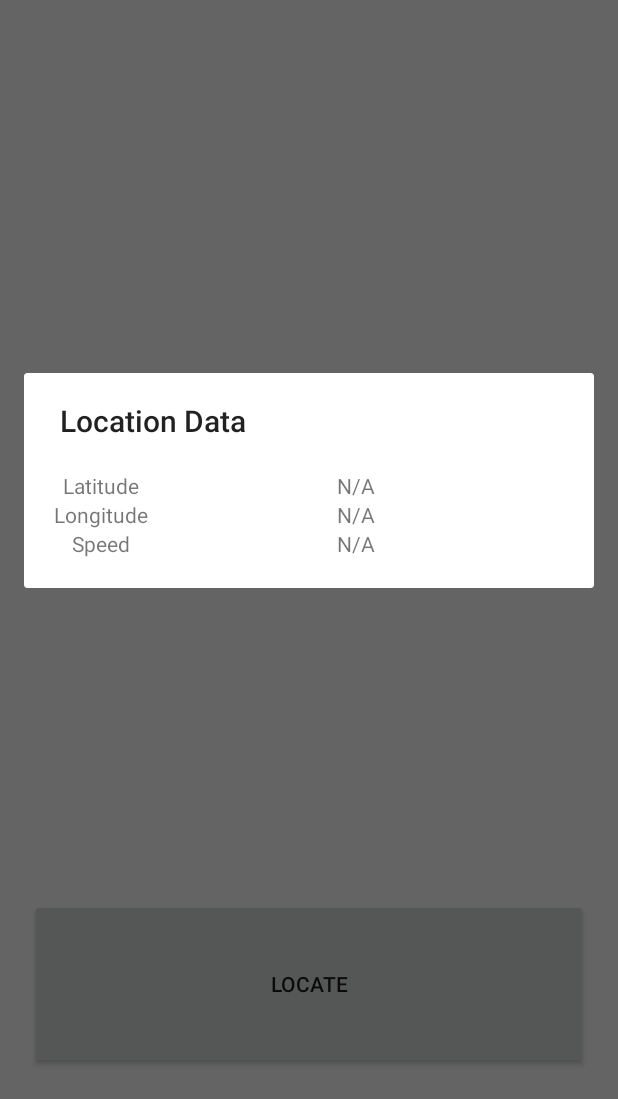
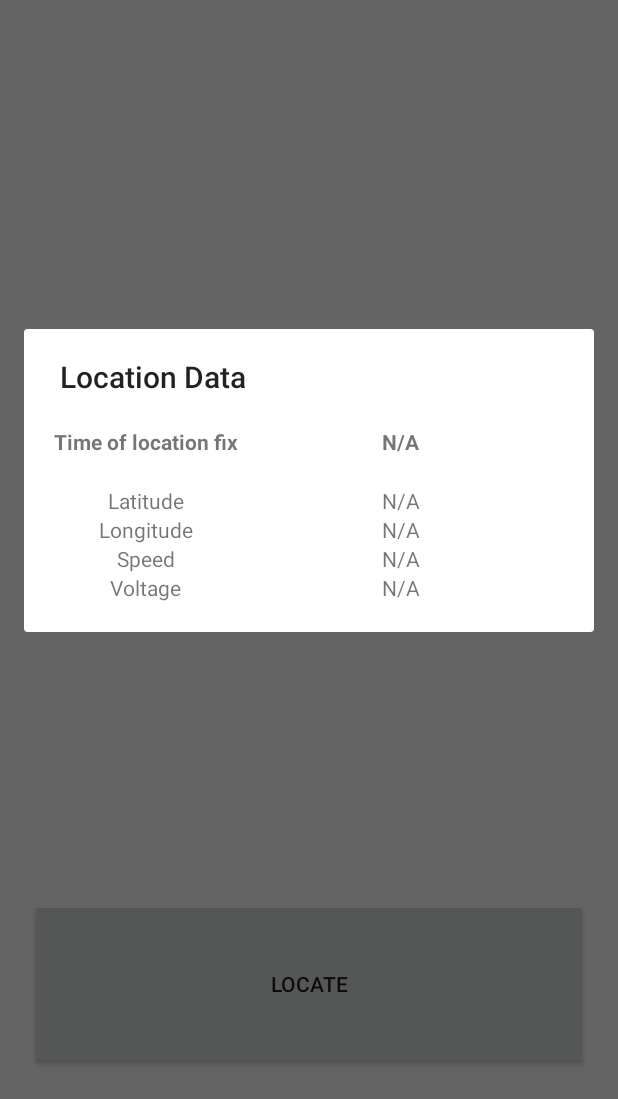
Before and after one commit to KevinBeach/Emmtek_Map, an Android app: the screen it shows after launch (MapActivity), in the options menu, after a tap on "Location Data", on a phone screen of 412 x 824 dp, the part 137-1236 px from its top. Run offline under Robolectric (Android 15) with nearby library versions, the phone set to English and light mode, and no system bars; 1 statement that could not run was skipped.

```diff
--- a/app/src/main/AndroidManifest.xml
+++ b/app/src/main/AndroidManifest.xml
@@ -29,6 +29,7 @@
             android:name="com.google.android.gms.version"
             android:value="@integer/google_play_services_version" />
         <activity
+            android:screenOrientation="portrait"
             android:name="com.keseni.emmtek_map.MapActivity"
             android:label="@string/app_name" >
             <intent-filter>
--- a/app/src/main/java/com/keseni/emmtek_map/LocationDataDialog.java
+++ b/app/src/main/java/com/keseni/emmtek_map/LocationDataDialog.java
@@ -17,6 +17,9 @@ public class LocationDataDialog extends DialogFragment{
     TextView tLat;
     TextView tLon;
     TextView tSpeed;
+    TextView tTime;
+    TextView tVin;
+
     @Nullable
     @Override
     public View onCreateView(LayoutInflater inflater, ViewGroup container, Bundle savedInstanceState) {
@@ -25,6 +28,8 @@ public class LocationDataDialog extends DialogFragment{
         tLat = (TextView) view.findViewById(R.id.dialog_lat);
         tLon = (TextView) view.findViewById(R.id.dialog_lon);
         tSpeed = (TextView) view.findViewById(R.id.dialog_speed);
+        tTime = (TextView) view.findViewById(R.id.dialog_time);
+        tVin = (TextView) view.findViewById(R.id.vin);
 
         // open up the preferences file
         final SharedPreferences sharedPreferences = getActivity().getSharedPreferences("LocateData", Context.MODE_PRIVATE);
@@ -32,10 +37,15 @@ public class LocationDataDialog extends DialogFragment{
         String mLat = sharedPreferences.getString("lat","N/A");
         String mLon = sharedPreferences.getString("lon","N/A");
         String mSpeed = sharedPreferences.getString("speed","N/A");
+        String mTime = sharedPreferences.getString("time","N/A");
+        String mVin = sharedPreferences.getString("vin","N/A");
+
         // Set these parameters
         tLat.setText(mLat);
         tLon.setText(mLon);
         tSpeed.setText(mSpeed);
+        tTime.setText(mTime);
+        tVin.setText(mVin);
 
         return view;
     }
--- a/app/src/main/java/com/keseni/emmtek_map/MapActivity.java
+++ b/app/src/main/java/com/keseni/emmtek_map/MapActivity.java
@@ -20,6 +20,7 @@ import com.google.android.gms.maps.CameraUpdateFactory;
 import com.google.android.gms.maps.GoogleMap;
 import com.google.android.gms.maps.MapFragment;
 import com.google.android.gms.maps.model.LatLng;
+import com.google.android.gms.maps.model.Marker;
 import com.google.android.gms.maps.model.MarkerOptions;
 
 
@@ -56,7 +57,7 @@ public class MapActivity extends Activity {
                 String mTime = sharedPreferences.getString("time","0");
                 LatLng mLatLng = find_coordinate(mLat,mLon);
                 mMap.moveCamera(CameraUpdateFactory.newLatLngZoom(mLatLng,15));
-                mMap.addMarker(new MarkerOptions().position(mLatLng).title("Location taken at :"+mTime));
+                mMap.addMarker(new MarkerOptions().position(mLatLng));
             }
         };
         setUpMapIfNeeded();
@@ -87,7 +88,16 @@ public class MapActivity extends Activity {
         String mTime = sharedPreferences.getString("time","0");
         LatLng mLatLng = find_coordinate(mLat,mLon);
         mMap.moveCamera(CameraUpdateFactory.newLatLngZoom(mLatLng,15));
-        mMap.addMarker(new MarkerOptions().position(mLatLng).title("Location taken at :"+mTime));
+        mMap.addMarker(new MarkerOptions().position(mLatLng));
+        mMap.setOnMarkerClickListener(new GoogleMap.OnMarkerClickListener() {
+            @Override
+            public boolean onMarkerClick(Marker marker) {
+                FragmentManager fragmentManager = getFragmentManager();
+                final LocationDataDialog locationDataDialog = new LocationDataDialog();
+                locationDataDialog.show(fragmentManager,"locationdatadialog");
+                return false;
+            }
+        });
     }
 
 
--- a/app/src/main/res/layout/location_data_dialog.xml
+++ b/app/src/main/res/layout/location_data_dialog.xml
@@ -4,7 +4,24 @@
     android:padding="20dp"
     style="@style/DialogFont"
     android:stretchColumns="2">
+    <TableRow
+        style="@style/DialogFont"
+        android:paddingBottom="20dp"
+        android:layout_width="fill_parent"
+        android:layout_height="fill_parent">
 
+        <TextView
+            android:layout_gravity="center"
+            android:layout_column="1"
+            android:textStyle="bold"
+            android:text="Time of location fix"/>
+        <TextView
+            android:id="@+id/dialog_time"
+            android:textStyle="bold"
+            android:layout_gravity="center"
+            />
+
+    </TableRow>
     <TableRow
         style="@style/DialogFont"
         android:layout_width="fill_parent"
@@ -13,7 +30,7 @@
         <TextView
             android:layout_gravity="center"
             android:layout_column="1"
-            android:text="Latitude"/>
+            android:text="@string/latitude"/>
         <TextView
             android:id="@+id/dialog_lat"
             android:layout_gravity="center"
@@ -27,11 +44,25 @@
         <TextView
             android:layout_gravity="center"
             android:layout_column="1"
-            android:text="Longitude"/>
+            android:text="@string/longitude"/>
         <TextView
             android:layout_gravity="center"
             android:id="@+id/dialog_lon"
             />
+    </TableRow>
+    <TableRow
+    style="@style/DialogFont"
+    android:layout_width="fill_parent"
+    android:layout_height="fill_parent">
+
+    <TextView
+        android:layout_gravity="center"
+        android:layout_column="1"
+        android:text="@string/speed"/>
+    <TextView
+        android:layout_gravity="center"
+        android:id="@+id/dialog_speed"
+        />
     </TableRow>
     <TableRow
         style="@style/DialogFont"
@@ -41,10 +72,10 @@
         <TextView
             android:layout_gravity="center"
             android:layout_column="1"
-            android:text="Speed"/>
+            android:text="@string/voltage"/>
         <TextView
             android:layout_gravity="center"
-            android:id="@+id/dialog_speed"
+            android:id="@+id/vin"
             />
     </TableRow>
 </TableLayout>
--- a/app/src/main/res/values/strings.xml
+++ b/app/src/main/res/values/strings.xml
@@ -13,5 +13,9 @@
     <string name="time_ref_string">Time</string>
     <string name="voltage_ref_string">VIN</string>
     <string name="dialog_latitude_text">Latitude</string>
+    <string name="latitude">Latitude</string>
+    <string name="longitude">Longitude</string>
+    <string name="speed">Speed</string>
+    <string name="voltage">Voltage</string>
 
 </resources>
```
